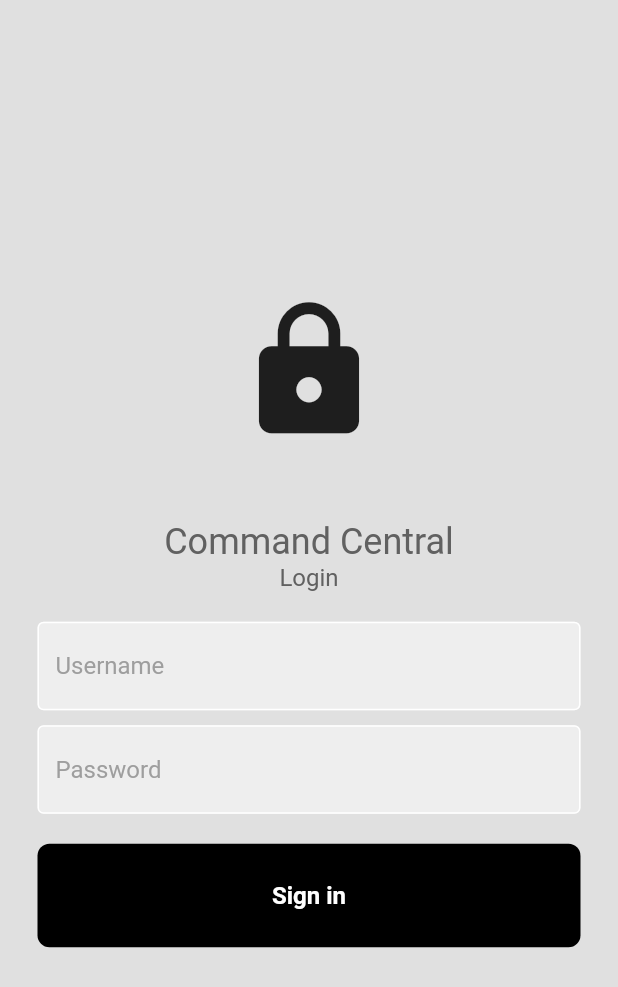
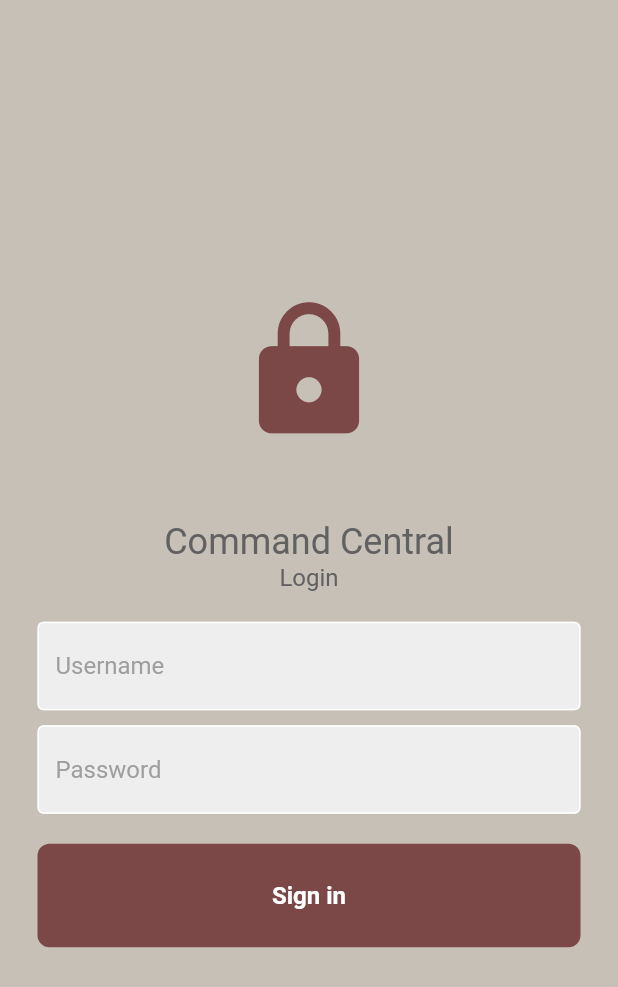
Before and after one commit to KristianS93/CommandCentral_App, a Flutter app: the screen it shows after launch, on a phone screen of 412 x 824 dp. Shown: the top 987 px of the screen. Run offline on Flutter 3.47's test engine with Material 2 defaults, Android fonts, the light colour scheme and no system bars; our stand-ins replace shared_preferences.

Commit message:
add colors

```diff
--- /dev/null
+++ b/commandcentral_app/lib/components/custom_colors.dart
@@ -0,0 +1,6 @@
+import 'package:flutter/material.dart';
+
+const Color loginItemColor = Color.fromARGB(255, 124, 71, 71);
+const Color lightBlueColor = Color.fromARGB(255, 188, 207, 229);
+const Color loginBgColor = Color.fromRGBO(198, 192, 182, 1);
+const Color appItemColor = loginItemColor;
--- a/commandcentral_app/lib/components/styled_button.dart
+++ b/commandcentral_app/lib/components/styled_button.dart
@@ -1,4 +1,5 @@
 import 'package:flutter/material.dart';
+import 'package:commandcentral_app/components/custom_colors.dart';
 
 class StyledButton extends StatelessWidget {
   final Function()? onTap;
@@ -12,7 +13,7 @@ class StyledButton extends StatelessWidget {
         padding: const EdgeInsets.all(25),
         margin: const EdgeInsets.symmetric(horizontal: 25),
         decoration: BoxDecoration(
-            color: Colors.black, borderRadius: BorderRadius.circular(8)),
+            color: loginItemColor, borderRadius: BorderRadius.circular(8)),
         child: const Center(
             child: Text(
           "Sign in",
--- a/commandcentral_app/lib/pages/grocerylist_page.dart
+++ b/commandcentral_app/lib/pages/grocerylist_page.dart
@@ -1,3 +1,4 @@
+import 'package:commandcentral_app/components/custom_colors.dart';
 import 'package:flutter/material.dart';
 import 'dart:convert';
 import 'package:http/http.dart' as http;
@@ -42,6 +43,7 @@ class GroceryListPage extends StatelessWidget {
   @override
   Widget build(BuildContext context) {
     return Scaffold(
+      backgroundColor: loginBgColor,
       body: FutureBuilder<Map<String, dynamic>>(
         future: fetchData(),
         builder: (context, snapshot) {
--- a/commandcentral_app/lib/pages/login_page.dart
+++ b/commandcentral_app/lib/pages/login_page.dart
@@ -3,6 +3,7 @@ import 'package:commandcentral_app/components/styled_textfield.dart';
 import 'package:commandcentral_app/pages/dashboard_page.dart';
 import 'package:commandcentral_app/services/auth_service.dart';
 import 'package:flutter/material.dart';
+import 'package:commandcentral_app/components/custom_colors.dart';
 
 class LoginPage extends StatelessWidget {
   LoginPage({super.key});
@@ -16,6 +17,7 @@ class LoginPage extends StatelessWidget {
   void signIn(String username, String password) {
     print("Sign in button pressed");
     if (username == "user" && password == "1234") {
+      print("Correct");
       AuthService().login(username, password).then((_) => {
             Navigator.pushReplacement(
               _scaffoldKey.currentContext!,
@@ -37,7 +39,7 @@ class LoginPage extends StatelessWidget {
   Widget build(BuildContext context) {
     return Scaffold(
       key: _scaffoldKey,
-      backgroundColor: Colors.grey[300],
+      backgroundColor: loginBgColor,
       body: SafeArea(
         child: Center(
           child: Column(
@@ -48,6 +50,7 @@ class LoginPage extends StatelessWidget {
               ),
               const Icon(
                 Icons.lock,
+                color: loginItemColor,
                 size: 100,
               ),
               const SizedBox(
--- a/commandcentral_app/lib/pages/mealplanner_page.dart
+++ b/commandcentral_app/lib/pages/mealplanner_page.dart
@@ -1,3 +1,4 @@
+import 'package:commandcentral_app/components/custom_colors.dart';
 import 'package:flutter/material.dart';
 
 class MealPlannerPage extends StatelessWidget {
@@ -5,6 +6,8 @@ class MealPlannerPage extends StatelessWidget {
 
   @override
   Widget build(BuildContext context) {
-    return Scaffold();
+    return Scaffold(
+      backgroundColor: loginBgColor,
+    );
   }
 }
```
Also changed, not shown: commandcentral_app/lib/components/menubar.dart (+12 -3 lines), commandcentral_app/lib/pages/dashboard_page.dart (+29 -14 lines), commandcentral_app/lib/services/auth_service.dart (+16 -15 lines), 8 other files.
